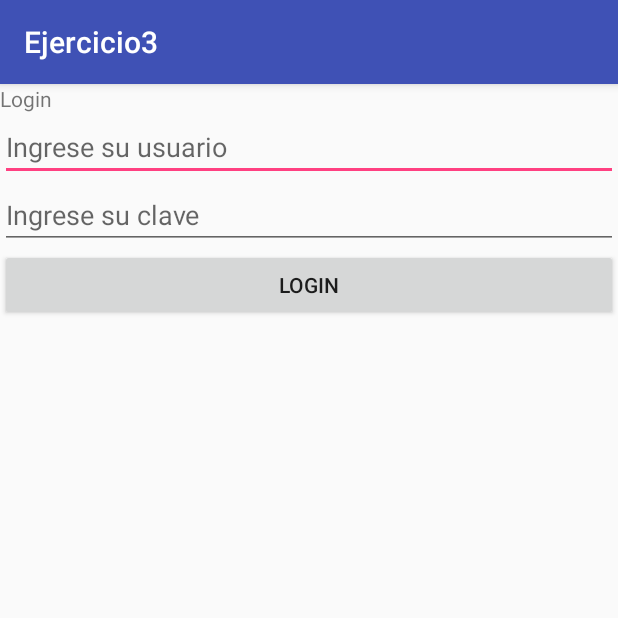
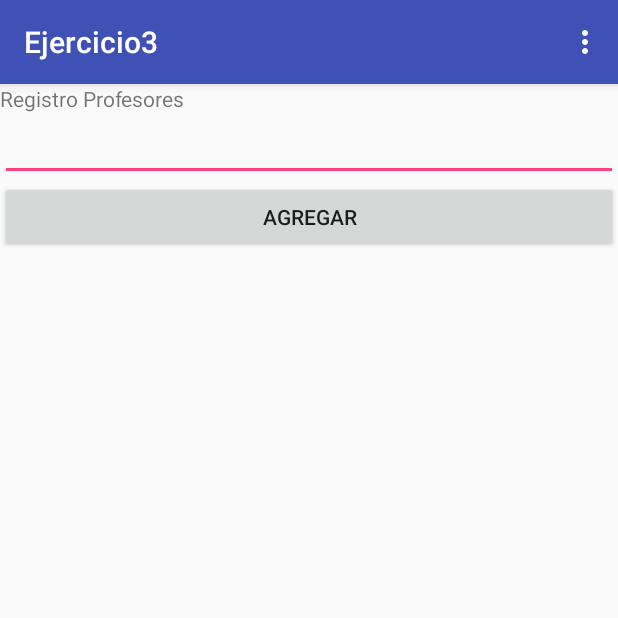
Before and after one commit to ecriveracgmail/Tarea02-20192, an Android app: the screen it shows after launch (MainActivity before the commit, ProfesoresActivity after it), after a tap on "LOGIN", on a phone screen of 412 x 824 dp, the top half of it. Run offline under Robolectric (Android 15) with nearby library versions, the phone set to English and light mode, and no system bars.

Commit message:
Menus agregados y detectado click y menu contextual

```diff
--- a/app/src/main/res/layout/activity_main.xml
+++ b/app/src/main/res/layout/activity_main.xml
@@ -19,7 +19,8 @@
         android:layout_height="wrap_content"
         android:ems="10"
         android:hint="Ingrese su usuario"
-        android:inputType="textPersonName" />
+        android:inputType="textPersonName"
+        android:text="elvis" />
 
     <EditText
         android:id="@+id/edClave"
@@ -27,7 +28,8 @@
         android:layout_height="wrap_content"
         android:ems="10"
         android:hint="Ingrese su clave"
-        android:inputType="textPassword" />
+        android:inputType="textPassword"
+        android:text="123" />
 
     <Button
         android:id="@+id/btnLogin"
--- /dev/null
+++ b/app/src/main/res/menu/menu_contextual.xml
@@ -0,0 +1,8 @@
+<?xml version="1.0" encoding="utf-8"?>
+<menu xmlns:android="http://schemas.android.com/apk/res/android">
+
+    <item
+        android:id="@+id/menu_eliminar"
+        android:title="Eliminar" />
+
+</menu>
```
Also changed, not shown: app/src/main/java/com/example/autonoma/ejercicio3/ProfesoresActivity.java (+50 -28 lines).
